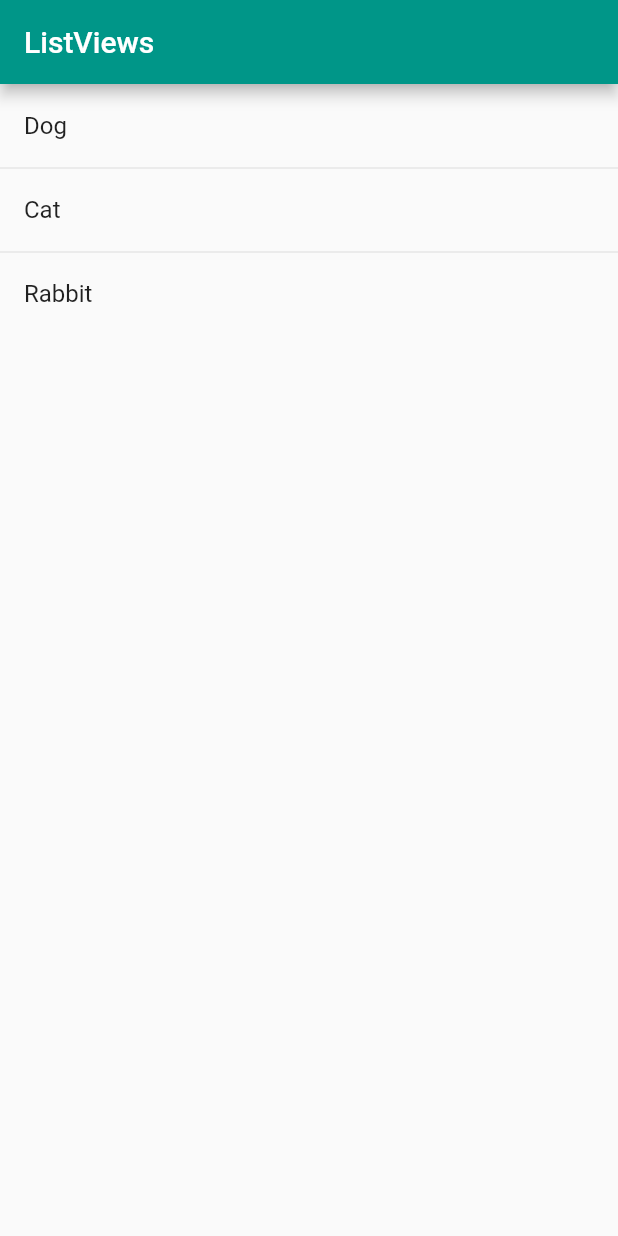
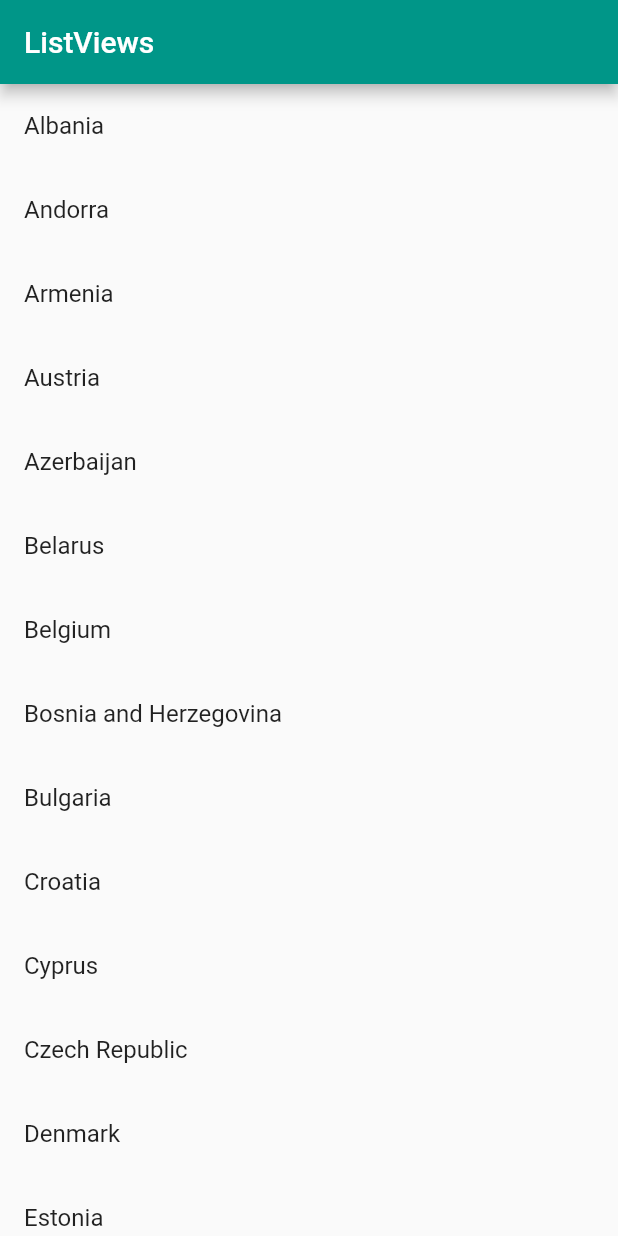
Before and after one commit to lqlongvn/flutter_app, a Flutter app: the screen it shows after launch, on a phone screen of 412 x 824 dp. Run offline on Flutter 3.47's test engine with Material 2 defaults, Android fonts, the phone set to English and light mode, and no system bars.

Commit message:
ListView-4

```diff
--- a/lib/main.dart
+++ b/lib/main.dart
@@ -28,20 +28,23 @@ class BodyLayout extends StatelessWidget {
 
 // replace this function with the code in the examples
 Widget _myListView(BuildContext context) {
-  return ListView(
-    children: ListTile.divideTiles(
-      context: context,
-      tiles: [
-        ListTile(
-          title: Text('Dog'),
-        ),
-        ListTile(
-          title: Text('Cat'),
-        ),
-        ListTile(
-          title: Text('Rabbit'),
-        ),
-      ],
-    ).toList(),
+  // backing data
+  final europeanCountries = ['Albania', 'Andorra', 'Armenia', 'Austria',
+    'Azerbaijan', 'Belarus', 'Belgium', 'Bosnia and Herzegovina', 'Bulgaria',
+    'Croatia', 'Cyprus', 'Czech Republic', 'Denmark', 'Estonia', 'Finland',
+    'France', 'Georgia', 'Germany', 'Greece', 'Hungary', 'Iceland', 'Ireland',
+    'Italy', 'Kazakhstan', 'Kosovo', 'Latvia', 'Liechtenstein', 'Lithuania',
+    'Luxembourg', 'Macedonia', 'Malta', 'Moldova', 'Monaco', 'Montenegro',
+    'Netherlands', 'Norway', 'Poland', 'Portugal', 'Romania', 'Russia',
+    'San Marino', 'Serbia', 'Slovakia', 'Slovenia', 'Spain', 'Sweden',
+    'Switzerland', 'Turkey', 'Ukraine', 'United Kingdom', 'Vatican City'];
+
+  return ListView.builder(
+    itemCount: europeanCountries.length,
+    itemBuilder: (context, index) {
+      return ListTile(
+        title: Text(europeanCountries[index]),
+      );
+    },
   );
 }
```
